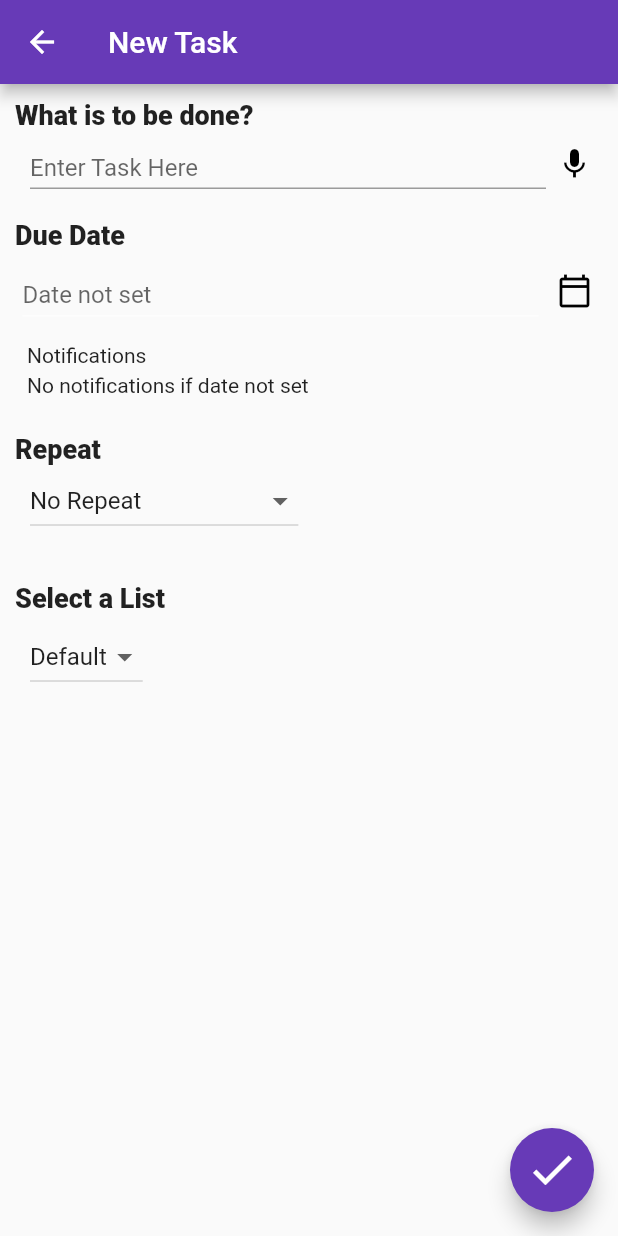
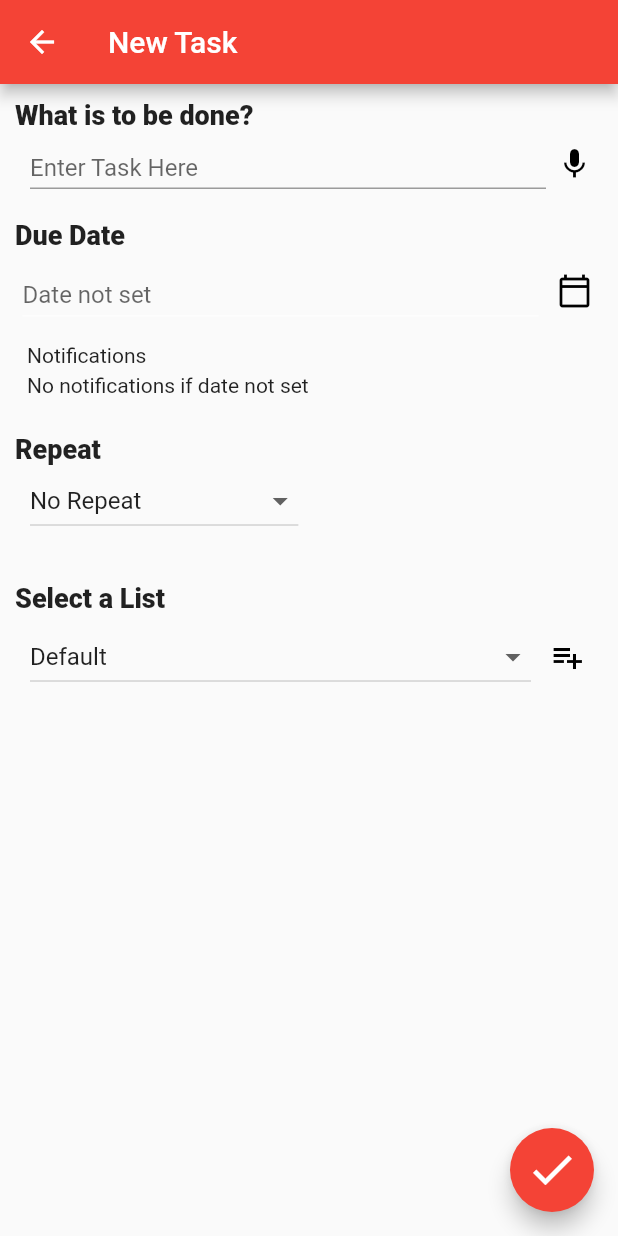
Before and after one commit to Sudeep-kr-1999/FlutterTodoApplication, a Flutter app: the screen it shows after launch, after a tap on the "add" icon, on a phone screen of 412 x 824 dp. Run offline on Flutter 3.47's test engine with Material 2 defaults, Android fonts, the phone set to English and light mode, and no system bars; our stand-ins replace sqflite; accounts and stored records are empty.

Commit message:
Task List Applied With Database

```diff
--- a/lib/db/sqflite.dart
+++ b/lib/db/sqflite.dart
@@ -13,6 +13,30 @@ class SqliteDB {
     return _db!;
   }
 
+  static Future _onConfigure(Database db) async {
+    await db.execute('PRAGMA foreign_keys = ON');
+  }
+
+  static Future _onCreate(Database db, int t) async {
+    await db.execute('CREATE TABLE LIST (listID INTEGER PRIMARY KEY, '
+        'listName TEXT, '
+        'isActive INTEGER)');
+    await db.execute('CREATE TABLE TASK (taskID INTEGER PRIMARY KEY, '
+        'taskListID INTEGER, '
+        'parentTaskID INTEGER, '
+        'taskName TEXT, '
+        'deadlineDate INTEGER, '
+        'deadlineTime INTEGER, '
+        'isFinished INTEGER, '
+        'isRepeating INTEGER, '
+        'FOREIGN KEY (taskListId) REFERENCES LIST (listID) ON DELETE NO ACTION ON UPDATE NO ACTION)');
+    await db.insert("LIST", {
+      "listID": 1,
+      "listName": "Default",
+      "isActive": 1,
+    });
+  }
+
   /// Initialize DB
   static initDb() async {
     String folderPath = await getDatabasesPath();
@@ -22,10 +46,8 @@ class SqliteDB {
     var taskDb = await openDatabase(
       path,
       version: 1,
-      onCreate: (Database db, int t) async {
-        await db.execute(
-            'CREATE TABLE TASK (taskID INTEGER PRIMARY KEY, taskListID INTEGER, parentTaskID INTEGER, taskName TEXT, deadlineDate INTEGER, deadlineTime INTEGER, isFinished INTEGER, isRepeating INTEGER)');
-      },
+      onConfigure: _onConfigure,
+      onCreate: _onCreate,
     );
     _db = taskDb;
     return taskDb;
@@ -43,15 +65,15 @@ class SqliteDB {
   }
 
   //returns all taks whose isFinished is false
-  static Future<List<Task?>> getAllPendingTasks() async {
+  static Future<List<Task>> getAllPendingTasks() async {
     var dbClient = await db;
-    List<Map<String, dynamic>> taskListFromDB =
+    List<Map<String, dynamic>> tasksFromDB =
         await dbClient.query("TASK", where: "isFinished = ?", whereArgs: [0]);
-    List<Task?> taskListAsObjects = [];
-    for (var map in taskListFromDB) {
-      taskListAsObjects.add(Task.fromMap(map));
+    List<Task> tasksAsObjects = [];
+    for (var map in tasksFromDB) {
+      tasksAsObjects.add(Task.fromMap(map)!);
     }
-    return (taskListAsObjects);
+    return (tasksAsObjects);
   }
 
   static Future<bool> updateTask(Task task) async {
@@ -68,14 +90,25 @@ class SqliteDB {
     return (changes == 1);
   }
 
-  static Future<List<Task?>> getAllTasks() async {
+  static Future<List<TaskList>> getAllActiveLists() async {
     var dbClient = await db;
     //await Future.delayed(Duration(seconds: 1));
-    List<Map<String, dynamic>> taskListFromDB = await dbClient.query("TASK");
-    List<Task?> taskListAsObjects = [];
+    List<Map<String, dynamic>> taskListFromDB =
+        await dbClient.query("LIST", where: "isActive = ?", whereArgs: [1]);
+    List<TaskList> taskListAsObjects = [];
     for (var map in taskListFromDB) {
-      taskListAsObjects.add(Task.fromMap(map));
+      taskListAsObjects.add(TaskList.fromMap(map));
     }
     return (taskListAsObjects);
   }
+
+  static Future<int?> insertList(Map<String, dynamic> listData) async {
+    var dbClient = await db;
+    int id = await dbClient.insert("LIST", listData);
+    if (id != 0) {
+      return (id);
+    } else {
+      return (null);
+    }
+  }
 }
--- a/lib/db/task.dart
+++ b/lib/db/task.dart
@@ -2,6 +2,7 @@ import 'package:flutter/material.dart';
 
 // used to display UI
 const String noRepeat = "No Repeat";
+const defaultListID = 1;
 
 // repeat cycle options
 enum RepeatCycle {
@@ -50,13 +51,13 @@ class Task {
   // constructor of new task
   Task({
     required this.taskName,
-    required this.taskListID,
     required this.taskID,
     required this.isFinished,
     required this.isRepeating,
     this.parentTaskID,
     this.deadlineDate,
     this.deadlineTime,
+    required this.taskListID,
   });
 
   // update the task as finished
@@ -74,8 +75,8 @@ class Task {
           deadlineDate == null ? null : deadlineDate!.microsecondsSinceEpoch,
       "deadlineTime":
           deadlineTime == null ? null : intFromTimeofDay(deadlineTime!),
-      "isFinished": 0,
-      "isRepeating": 0,
+      "isFinished": isFinished == true ? 1 : 0,
+      "isRepeating": isRepeating == true ? 1 : 0,
     };
     return taskAsMap;
   }
@@ -131,16 +132,28 @@ class RepeatingTask {
 }
 
 class TaskList {
-  int taskListID;
-  String taskListName;
-  List<Task> nonRepeatingTasks;
-  List<RepeatingTask> repeatingTasks;
-  List<Task> activeRepeatingTaskInstances;
+  int listID;
+  String listName;
+  bool isActive;
   TaskList({
-    required this.nonRepeatingTasks,
-    required this.repeatingTasks,
-    required this.activeRepeatingTaskInstances,
-    required this.taskListID,
-    required this.taskListName,
+    required this.listID,
+    required this.listName,
+    required this.isActive,
   });
+
+  static TaskList fromMap(Map<String, dynamic> taskListAsMap) {
+    return TaskList(
+      listID: taskListAsMap["listID"],
+      listName: taskListAsMap["listName"],
+      isActive: taskListAsMap["isActive"] == 1 ? true : false,
+    );
+  }
+
+  Map<String, dynamic> toMap() {
+    return {
+      "listID": listID,
+      "listName": listName,
+      "isActive": isActive == true ? 1 : 0,
+    };
+  }
 }
--- a/lib/main.dart
+++ b/lib/main.dart
@@ -1,31 +1,35 @@
 import 'package:flutter/material.dart';
+import 'db/shared_data.dart';
+import 'db/sqflite.dart';
 import 'db/task.dart';
 import 'screens/new_task_screen.dart';
 import 'screens/home_screen.dart';
 import 'route/routing.dart' as routing;
+import 'package:provider/provider.dart';
 
-void main() {
+void main() async {
   WidgetsFlutterBinding.ensureInitialized();
+  await SqliteDB.initDb();
   runApp(const MyApp());
 }
 
 class MyApp extends StatelessWidget {
   const MyApp({Key? key}) : super(key: key);
-
   // This widget is the root of your application.
   @override
   Widget build(BuildContext context) {
-    return MaterialApp(
-        title: 'Scheduler',
+    return ChangeNotifierProvider(
+      create: (context) => TodosData(),
+      child: MaterialApp(
+        title: 'Flutter Demo',
         theme: ThemeData(
-          primarySwatch: Colors.deepPurple,
+          primarySwatch: Colors.red,
         ),
         initialRoute: routing.homeScreenRoute,
-        home: const MyHomePage(),
-        // routes: {
-        //   routing.newTaskScreenRoute: (context) => const NewTaskScreen(),
-        //   routing.homeScreenRoute: (context) => const MyHomePage(),
-        // },
+        /*routes: {
+          routing.newTaskScreenRoute: (context) => NewTaskScreen(),
+          routing.homeScreenRoute: (context) => const MyHomePage(),
+        },*/
         onGenerateRoute: (settings) {
           var pageName = settings.name;
           var args = settings.arguments;
@@ -40,7 +44,9 @@ class MyApp extends StatelessWidget {
           if (pageName == routing.homeScreenRoute) {
             return MaterialPageRoute(builder: (context) => const MyHomePage());
           }
-        });
+        },
+      ),
+    );
   }
 }
 
--- a/lib/screens/home_screen.dart
+++ b/lib/screens/home_screen.dart
@@ -1,8 +1,9 @@
 import 'dart:ui';
 import 'package:flutter/material.dart';
+import 'package:todoapplication/db/shared_data.dart';
 import 'package:todoapplication/route/routing.dart' as routing;
-import 'package:todoapplication/db/sqflite.dart';
 import 'package:todoapplication/db/task.dart';
+import 'package:provider/provider.dart';
 
 class MyHomePage extends StatefulWidget {
   const MyHomePage({Key? key}) : super(key: key);
@@ -11,17 +12,68 @@ class MyHomePage extends StatefulWidget {
 }
 
 class _MyHomePageState extends State<MyHomePage> {
-  Future<List<Task?>> taskList = SqliteDB.getAllTasks();
+  @override
+  Widget build(BuildContext context) {
+    return Consumer<TodosData>(builder: (context, sd, x) {
+      return Scaffold(
+        backgroundColor: Colors.white,
+        floatingActionButton: FloatingActionButton(
+          foregroundColor: Colors.white,
+          backgroundColor: Colors.indigo,
+          focusElevation: 10,
+          elevation: 5,
+          splashColor: Colors.grey,
+          onPressed: () {
+            // HERE WE USE ROUTE INFORMATION FROM routes parameter
+            Navigator.pushNamed(context, routing.newTaskScreenRoute);
+          },
+          child: const Icon(Icons.add),
+        ),
+        floatingActionButtonLocation: FloatingActionButtonLocation.endFloat,
+        body: () {
+          {
+            if (sd.isDataLoaded) {
+              var data = sd.activeTasks;
+              var listInfo = sd.activeListsByID;
+              List<Widget> children = [];
+              for (var task in data) {
+                children.add(ActivityCard(
+                  task: task,
+                  header: task.taskName,
+                  date: task.deadlineDate == null
+                      ? ""
+                      : task.deadlineDate.toString(),
+                  list: listInfo[task.taskListID]!.listName,
+                  onTap: () {
+                    Navigator.pushNamed(context, routing.newTaskScreenRoute,
+                        arguments: task);
+                  },
+                ));
+              }
+              return MainContainerHomeScreen(children: children);
+            } else {
+              const MainContainerHomeScreen(children: null);
+            }
+          }
+        }(),
+      );
+    });
+  }
+}
+
+class MainContainerHomeScreen extends StatelessWidget {
+  const MainContainerHomeScreen({
+    Key? key,
+    this.children,
+  }) : super(key: key);
+
+  final List<Widget>? children;
 
   @override
   Widget build(BuildContext context) {
-    return Scaffold(
-      backgroundColor: Colors.white,
-      body: Padding(
+    return Padding(
         padding: const EdgeInsets.all(0.0),
-        child: Column(
-          crossAxisAlignment: CrossAxisAlignment.start,
-          children: [
+        child: Column(crossAxisAlignment: CrossAxisAlignment.start, children: [
           SizedBox(
             height: 250,
             width: double.infinity,
@@ -54,7 +106,24 @@ class _MyHomePageState extends State<MyHomePage> {
               ),
             ]),
           ),
-            SizedBox(
+          (children != null)
+              ? ListContainerHomeScreen(children: children!)
+              : const Center(child: CircularProgressIndicator()),
+        ]));
+  }
+}
+
+class ListContainerHomeScreen extends StatelessWidget {
+  const ListContainerHomeScreen({
+    Key? key,
+    required this.children,
+  }) : super(key: key);
+
+  final List<Widget> children;
+
+  @override
+  Widget build(BuildContext context) {
+    return SizedBox(
       height: 550,
       width: double.infinity,
       child: Expanded(
@@ -64,58 +133,11 @@ class _MyHomePageState extends State<MyHomePage> {
             thickness: 5,
             radius: const Radius.circular(50),
             interactive: true,
-                  child: FutureBuilder<List<Task?>>(
-                    future: taskList,
-                    builder: (BuildContext context, AsyncSnapshot snapshot) {
-                      if (snapshot.hasData) {
-                        var data = snapshot.data;
-                        List<Widget> children = [];
-                        for (Task task in data) {
-                          children.add(ActivityCard(
-                            header: task.taskName,
-                            date: task.deadlineDate == null
-                                ? ""
-                                : task.deadlineDate.toString(),
-                            list: task.taskListID.toString(),
-                            onTap: () {
-                              Navigator.pushNamed(
-                                  context, routing.newTaskScreenRoute,
-                                  arguments: task);
-                            },
-                            task: task,
-                          ));
-                        }
-                        return ListView(
+            child: ListView(
               padding: const EdgeInsets.all(5),
               children: children,
-                        );
-                      } else if (snapshot.hasError) {
-                        return const Text("Some error");
-                      } else {
-                        //if future has not returned
-                        return const Center(child: CircularProgressIndicator());
-                      }
-                    },
+            )),
       ),
-                ),
-              ),
-            ),
-          ],
-        ),
-      ),
-      floatingActionButton: FloatingActionButton(
-        foregroundColor: Colors.white,
-        backgroundColor: Colors.indigo,
-        focusElevation: 10,
-        elevation: 5,
-        splashColor: Colors.grey,
-        onPressed: () {
-          // HERE WE USE ROUTE INFORMATION FROM routes parameter
-          Navigator.pushNamed(context, routing.newTaskScreenRoute);
-        },
-        child: const Icon(Icons.add),
-      ),
-      floatingActionButtonLocation: FloatingActionButtonLocation.endFloat,
     );
   }
 }
@@ -147,7 +169,7 @@ class ActivityCard extends StatelessWidget {
             color: Colors.white,
             shadowColor: Colors.deepPurple,
             shape:
-                RoundedRectangleBorder(borderRadius: BorderRadius.circular(50)),
+                RoundedRectangleBorder(borderRadius: BorderRadius.circular(10)),
             child: Container(
               padding: const EdgeInsets.fromLTRB(10, 10, 10, 10),
               width: double.infinity,
@@ -161,10 +183,8 @@ class ActivityCard extends StatelessWidget {
                     child: Checkbox(
                       value: false,
                       onChanged: (bool? value) async {
-                        task.isFinished = true;
-                        await SqliteDB.updateTask(task);
-                        Navigator.pushNamedAndRemoveUntil(
-                            context, routing.homeScreenRoute, (route) => false);
+                        await Provider.of<TodosData>(context, listen: false)
+                            .finishTask(task);
                       },
                       shape: const CircleBorder(),
                     ),
--- a/lib/screens/new_task_screen.dart
+++ b/lib/screens/new_task_screen.dart
@@ -1,9 +1,9 @@
 import 'package:flutter/foundation.dart';
 import 'package:flutter/material.dart';
 import 'package:intl/intl.dart';
-import 'package:todoapplication/db/sqflite.dart';
+import 'package:provider/provider.dart';
+import 'package:todoapplication/db/shared_data.dart';
 import 'package:todoapplication/db/task.dart';
-import 'package:todoapplication/route/routing.dart' as routing;
 
 class NewTaskScreen extends StatefulWidget {
   const NewTaskScreen({Key? key, this.task}) : super(key: key);
@@ -18,7 +18,7 @@ class _NewTaskScreenState extends State<NewTaskScreen> {
     isFinished: false,
     isRepeating: false,
     taskName: "",
-    taskListID: 0,
+    taskListID: defaultListID,
     taskID: -1,
     parentTaskID: null,
     deadlineDate: null,
@@ -96,38 +96,18 @@ class _NewTaskScreenState extends State<NewTaskScreen> {
   }
 
   void saveNewTask() async {
-    Map<String, dynamic>? taskAsMap = task.toMap();
-    taskAsMap.remove("taskID");
-    int? taskId = await SqliteDB.insertTask(taskAsMap);
-    if (taskId == null) {
-    } else {
-      Navigator.pop(context);
-      Navigator.pushNamedAndRemoveUntil(
-          context, routing.homeScreenRoute, (route) => false);
-    }
+    Provider.of<TodosData>(context, listen: false).addTask(task);
+    Navigator.pop(context);
   }
 
   void updateTask() async {
-    bool success = await SqliteDB.updateTask(task);
-    if (success) {
-      print("success");
-      Navigator.pushNamedAndRemoveUntil(
-          context, routing.homeScreenRoute, (route) => false);
-    } else {
-      // ignore: todo
-      //TODO:: show some error
-    }
+    Provider.of<TodosData>(context, listen: false).updateTask(task);
+    Navigator.pop(context);
   }
 
   void deleteTask() async {
-    bool success = await SqliteDB.deleteTask(task);
-    if (success) {
-      Navigator.pushNamedAndRemoveUntil(
-          context, routing.homeScreenRoute, (route) => false);
-    } else {
-      // ignore: todo
-      //TODO::show error
-    }
+    Provider.of<TodosData>(context, listen: false).deleteTask(task);
+    Navigator.pop(context);
   }
 
   @override
@@ -375,11 +355,61 @@ class _NewTaskScreenState extends State<NewTaskScreen> {
             Row(
               children: [
                 const SizedBox(width: 10),
-                DropdownButton<String>(
-                  items: dropDownItemCreator(["Default"]),
-                  value: "Default",
-                  onChanged: (value) {},
+                Expanded(
+                  child:
+                      Consumer<TodosData>(builder: (context, todosData, child) {
+                    List<DropdownMenuItem<int>> menuItems = [];
+                    for (var taskList in todosData.activeListsByID.values) {
+                      menuItems.add(
+                        DropdownMenuItem<int>(
+                          child: Text(taskList.listName),
+                          value: taskList.listID,
+                        ),
+                      );
+                    }
+                    return DropdownButton<int>(
+                      isExpanded: true,
+                      items: menuItems,
+                      value: task.taskListID,
+                      onChanged: (value) {
+                        task.taskListID = value ?? task.taskListID;
+                        setState(() {});
+                      },
+                    );
+                  }),
                 ),
+                const SizedBox(width: 5),
+                CustomIconButton(
+                    iconData: Icons.playlist_add,
+                    onPressedFunction: () {
+                      String listName = "";
+                      showDialog(
+                        context: context,
+                        builder: (context) {
+                          return AlertDialog(
+                            title: const Text("Add a list"),
+                            content: TextField(
+                              onChanged: (value) {
+                                listName = value;
+                              },
+                              decoration: const InputDecoration(
+                                  hintText: "Enter name of the list"),
+                            ),
+                            actions: [
+                              TextButton(
+                                child: const Text("OK"),
+                                onPressed: () {
+                                  Provider.of<TodosData>(context, listen: false)
+                                      .addList(listName);
+                                  Navigator.pop(context);
+                                },
+                              ),
+                            ],
+                          );
+                        },
+                      );
+                    }),
+                const SizedBox(width: 5),
               ],
             ),
           ],
--- a/pubspec.yaml
+++ b/pubspec.yaml
@@ -34,6 +34,7 @@ dependencies:
   # The following adds the Cupertino Icons font to your application.
   # Use with the CupertinoIcons class for iOS style icons.
   cupertino_icons: ^1.0.2
+  provider: ^6.0.2
 
 dev_dependencies:
   flutter_test:
```
Also changed, not shown: lib/db/shared_data.dart (added, +85 -0 lines), pubspec.lock. Lines whose indentation alone changed are shown as unchanged.
